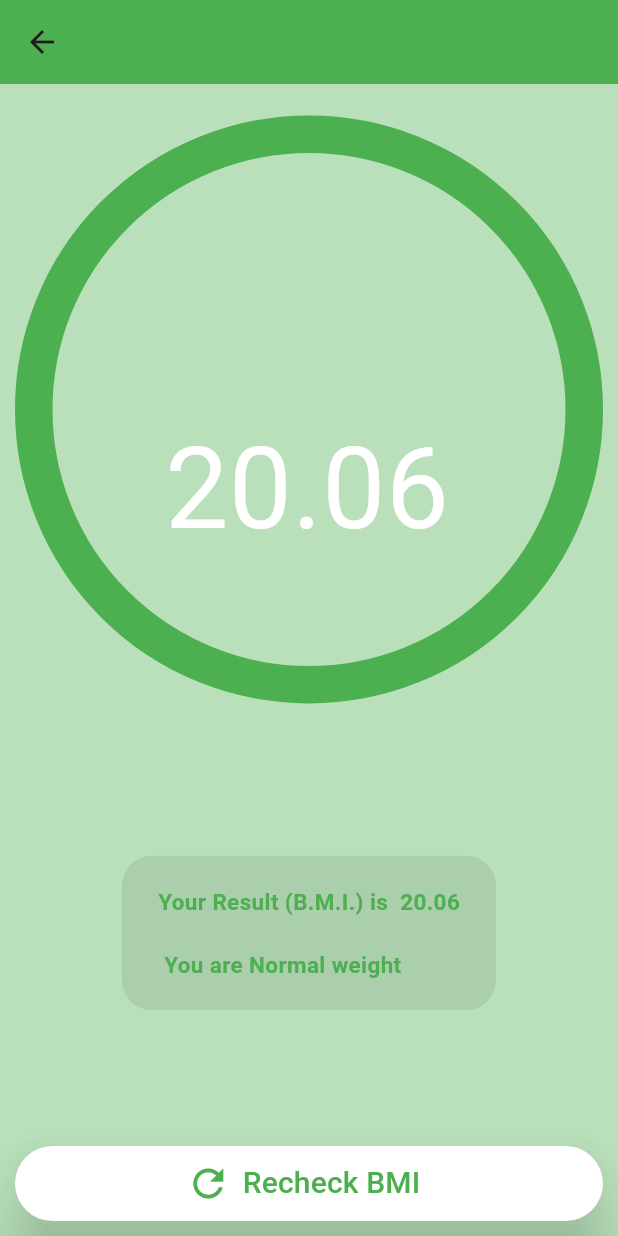
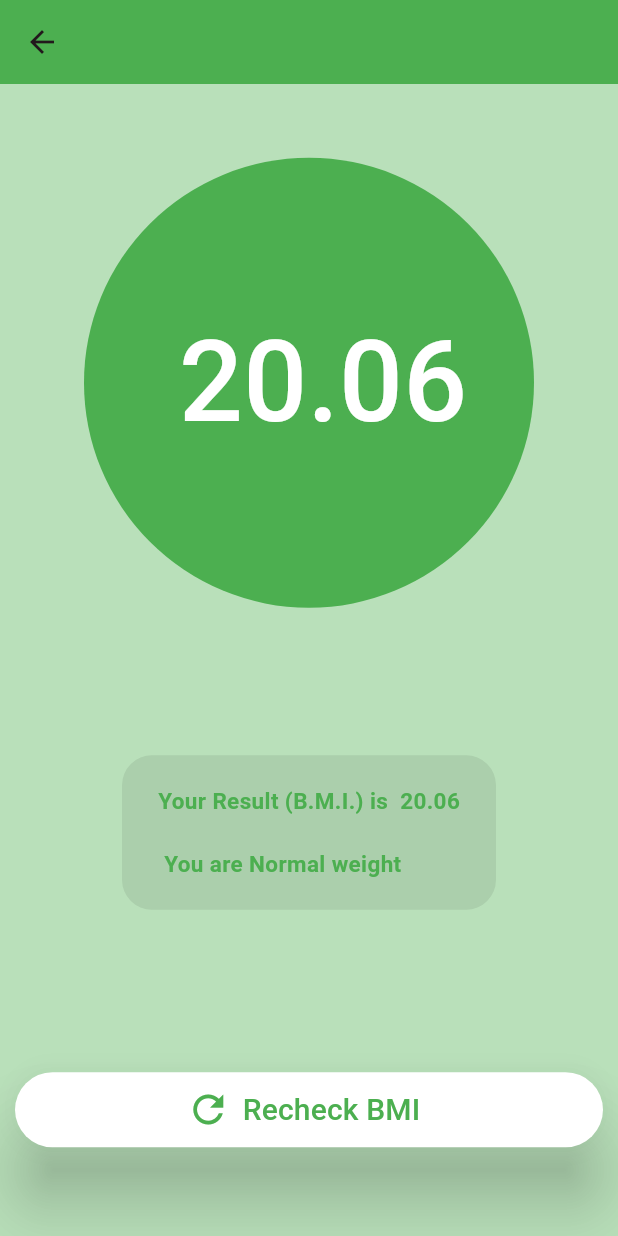
Before and after one commit to mrloknath/BMI-Calculator, a Flutter app: the BMIResult screen opened directly, on a phone screen of 412 x 824 dp. Run offline on Flutter 3.47's test engine with Material 3 defaults, Android fonts, the phone set to English and light mode, and no system bars.

Commit message:
Add circle avatar

```diff
--- a/lib/home.dart
+++ b/lib/home.dart
@@ -92,7 +92,7 @@ class _HomeScreen extends State<HomeScreen>{
               height: 50,
 
               margin: const EdgeInsets.only(left:10 ,right: 60),
-             // decoration: BoxDecoration(color: Colors.transparent.withOpacity(0.2),borderRadius: BorderRadius.circular(15)),
+             //decoration: BoxDecoration(gradient: LinearGradient( colors: [Colors.orange, Colors.red],),),
               child: ElevatedButton.icon(
                   onPressed: <Widget>(){
                     Navigator.push(context,
--- a/lib/result.dart
+++ b/lib/result.dart
@@ -34,20 +34,23 @@ class BMIResult extends StatelessWidget{
      appBar: AppBar(backgroundColor: _color,),
      body: Center(
        child: Column(
-         mainAxisAlignment: MainAxisAlignment.spaceBetween,
+         mainAxisAlignment: MainAxisAlignment.spaceAround,
          children: [
-           Container(
-             //color: Colors.lightGreen,
-             padding: const EdgeInsets.all(75),
-             margin: EdgeInsets.all(10),
-             decoration: BoxDecoration(shape: BoxShape.circle,border: Border.all(width: 25,color: _color),),
-             child:  Text("  ${bmi.toStringAsFixed(2)} ",style: const TextStyle(fontSize: 75,color: Colors.white),)),
-
-
+           // Container(
+           //   //color: Colors.lightGreen,
+           //   padding: const EdgeInsets.all(75),
+           //   margin: EdgeInsets.all(10),
+           //   decoration: BoxDecoration(shape: BoxShape.circle,border: Border.all(width: 25,color: _color),),
+           //   child:  Text("  ${bmi.toStringAsFixed(2)} ",style: const TextStyle(fontSize: 75,color: Colors.white),)),
+           CircleAvatar(
+             backgroundColor: _color,
+             minRadius: 150,
+             child: Text("  ${bmi.toStringAsFixed(2)} ",style: const TextStyle(fontSize: 75,color: Colors.white),),
+           ),
 
            Container(
                padding: const EdgeInsets.all(20),
-               margin: EdgeInsets.only(left: 50,right: 50),
+               margin: const EdgeInsets.only(left: 50,right: 50),
                decoration: BoxDecoration(color: Colors.transparent.withAlpha(20),borderRadius: BorderRadius.circular(20)),
                child: Text(data,style: TextStyle(color: _color,fontSize: 15,fontWeight: FontWeight.bold),)),
 
```
